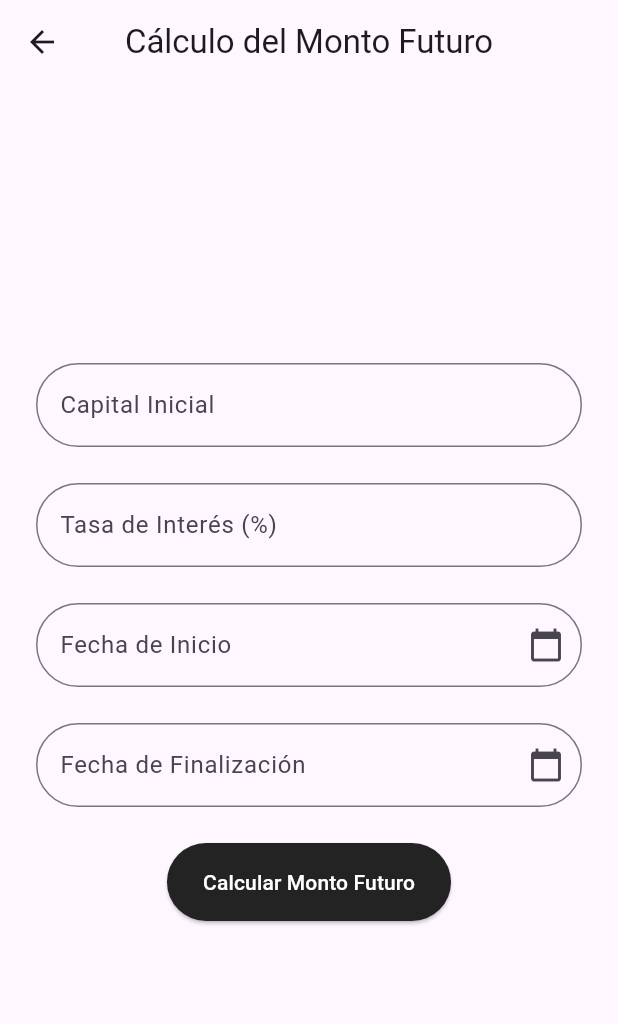
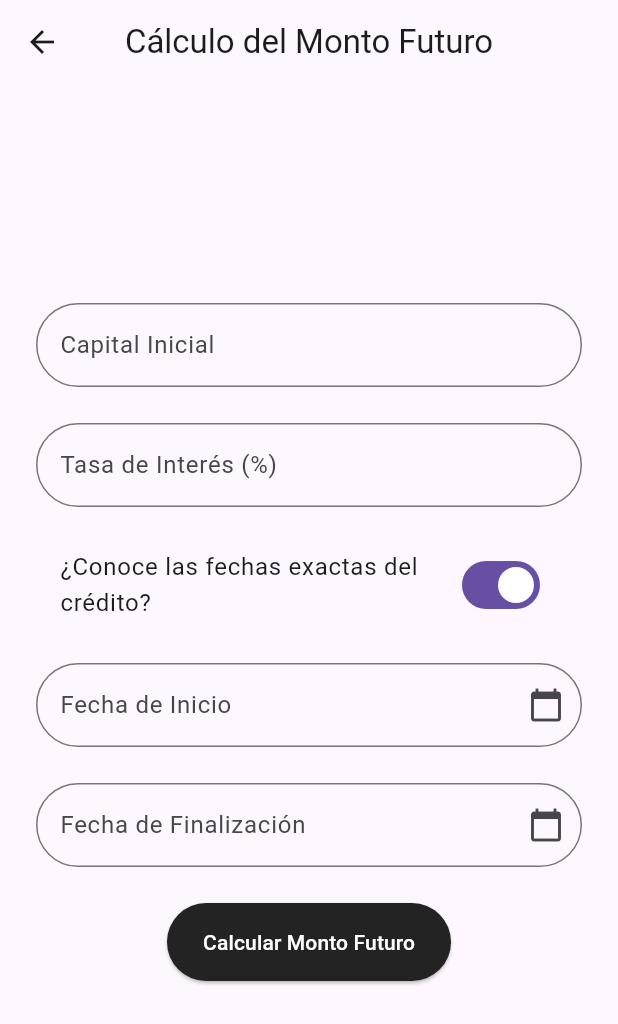
Before and after one commit to leowader/Proyecto-Ing-Economica, a Flutter app: the SimpleForms screen opened by its route, on a phone screen of 412 x 824 dp. Shown: the top 1024 px of the screen. Run offline on Flutter 3.47's test engine with Material 3 defaults, Android fonts, the phone set to English and light mode, and no system bars.

Commit message:
add tipos de T

```diff
--- a/lib/screens/simple/view/simple_forms.dart
+++ b/lib/screens/simple/view/simple_forms.dart
@@ -14,7 +14,11 @@ class _SimpleFormsState extends State<SimpleForms> {
   final TextEditingController _rateController = TextEditingController();
   final TextEditingController _startDateController = TextEditingController();
   final TextEditingController _endDateController = TextEditingController();
+  final TextEditingController _daysController = TextEditingController();
+  final TextEditingController _monthsController = TextEditingController();
+  final TextEditingController _yearsController = TextEditingController();
   double? _futureAmount;
+  bool _knowsExactDates = true;
 
   final InterestCalculator _calculator = InterestCalculator();  // Instanciamos la clase de lógica.
 
@@ -22,8 +26,19 @@ class _SimpleFormsState extends State<SimpleForms> {
     if (_formKey.currentState!.validate()) {
       final double capital = double.parse(_capitalController.text);
       final double rate = double.parse(_rateController.text);
-      final DateTime startDate = _calculator.parseDate(_startDateController.text);
-      final DateTime endDate = _calculator.parseDate(_endDateController.text);
+      DateTime startDate;
+      DateTime endDate;
+
+      if (_knowsExactDates) {
+        startDate = _calculator.parseDate(_startDateController.text);
+        endDate = _calculator.parseDate(_endDateController.text);
+      } else {
+        final int days = int.tryParse(_daysController.text) ?? 0;
+        final int months = int.tryParse(_monthsController.text) ?? 0;
+        final int years = int.tryParse(_yearsController.text) ?? 0;
+        startDate = DateTime.now();
+        endDate = startDate.add(Duration(days: days + months * 30 + years * 365));
+      }
 
       setState(() {
         _futureAmount = _calculator.calculateFutureAmount(
@@ -97,7 +112,18 @@ class _SimpleFormsState extends State<SimpleForms> {
                   return null;
                 },
               ),
-              const SizedBox(height: 24),
+              const SizedBox(height: 20),
+              SwitchListTile(
+                title: const Text("¿Conoce las fechas exactas del crédito?"),
+                value: _knowsExactDates,
+                onChanged: (bool value) {
+                  setState(() {
+                    _knowsExactDates = value;
+                  });
+                },
+              ),
+               const SizedBox(height: 20),
+              if (_knowsExactDates) ...[
                 TextFormField(
                   controller: _startDateController,
                   readOnly: true,
@@ -139,6 +165,40 @@ class _SimpleFormsState extends State<SimpleForms> {
                     return null;
                   },
                 ),
+              ] else ...[
+                TextFormField(
+                  controller: _daysController,
+                  keyboardType: TextInputType.number,
+                  decoration: InputDecoration(
+                    labelText: "Número de Días",
+                    border: OutlineInputBorder(
+                      borderRadius: BorderRadius.circular(30.0),
+                    ),
+                  ),
+                ),
+                const SizedBox(height: 24),
+                TextFormField(
+                  controller: _monthsController,
+                  keyboardType: TextInputType.number,
+                  decoration: InputDecoration(
+                    labelText: "Número de Meses",
+                    border: OutlineInputBorder(
+                      borderRadius: BorderRadius.circular(30.0),
+                    ),
+                  ),
+                ),
+                const SizedBox(height: 24),
+                TextFormField(
+                  controller: _yearsController,
+                  keyboardType: TextInputType.number,
+                  decoration: InputDecoration(
+                    labelText: "Número de Años",
+                    border: OutlineInputBorder(
+                      borderRadius: BorderRadius.circular(30.0),
+                    ),
+                  ),
+                ),
+              ],
               const SizedBox(height: 24),
               ElevatedButton(
                 onPressed: _calculateFutureAmount,
```
Lines whose indentation alone changed are shown as unchanged.
